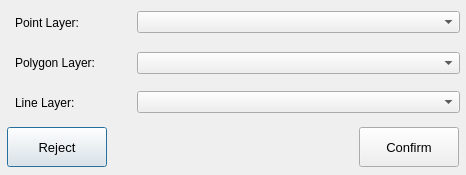
Old version of the form select_existing_layer.ui in the repository Esk-Spatial/QGIS_forest_health_sketch_tool.
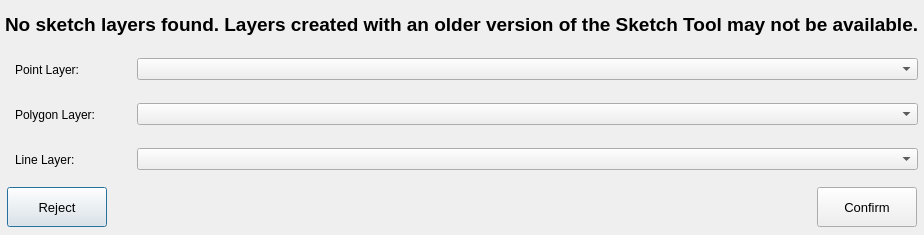
New version of the form. Icons and pictures are not drawn.

Commit message: added a label field made it not visible and if the layers are empty show it

What changed in the file:
```diff
--- a/select_existing_layer.ui
+++ b/select_existing_layer.ui
@@ -6,8 +6,8 @@
    <rect>
     <x>0</x>
     <y>0</y>
-    <width>466</width>
-    <height>175</height>
+    <width>705</width>
+    <height>235</height>
    </rect>
   </property>
   <property name="windowTitle">
@@ -286,6 +286,26 @@
      </layout>
     </widget>
    </item>
+   <item row="0" column="0">
+    <widget class="QLabel" name="infoLabel">
+     <property name="enabled">
+      <bool>true</bool>
+     </property>
+     <property name="visible">
+      <bool>false</bool>
+     </property>
+     <property name="font">
+      <font>
+       <pointsize>14</pointsize>
+       <weight>75</weight>
+       <bold>true</bold>
+      </font>
+     </property>
+     <property name="text">
+      <string>No sketch layers found. Layers created with an older version of the Sketch Tool may not be available.</string>
+     </property>
+    </widget>
+   </item>
   </layout>
  </widget>
  <resources/>
```
The commit also changes 1 other file.
